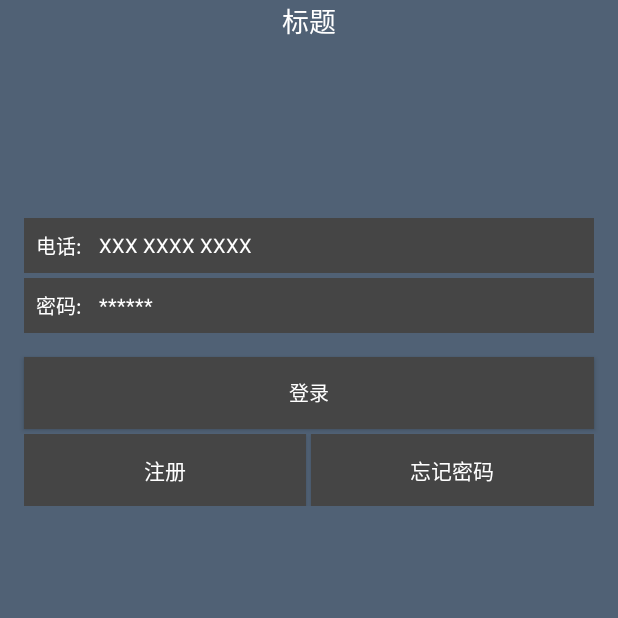
After one commit to wangcheng319/xiaobai, an Android app: the LoginActivity screen opened directly, with no data from a screen before it, on a phone screen of 412 x 824 dp, the top half of it. The commit adds this screen. Run offline under Robolectric (Android 15) with nearby library versions, the phone set to English and light mode, and no system bars.

Commit message:
新增登录界面

```diff
--- a/app/build.gradle
+++ b/app/build.gradle
@@ -29,9 +29,9 @@ dependencies {
     compile 'com.google.android.gms:play-services-appindexing:8.1.0'
     compile 'com.android.support:recyclerview-v7:23.2.0'
     compile 'com.squareup.okhttp:okhttp:2.4.0'
-    compile files('src/main/res/libs/gson-2.3.1.jar')
     compile files('src/main/libs/gson-2.3.1.jar')
     compile 'org.xutils:xutils:3.3.34'
     compile 'org.greenrobot:eventbus:3.0.0'
     compile project(':Pushlib')
+    compile 'com.qiniu:qiniu-android-sdk:7.2.+'
 }
--- a/app/src/main/java/com/xiaobai/activity/BaseActivity.java
+++ b/app/src/main/java/com/xiaobai/activity/BaseActivity.java
@@ -4,6 +4,8 @@ import android.app.Activity;
 import android.os.Bundle;
 import android.os.PersistableBundle;
 import android.support.v7.app.AppCompatActivity;
+
+import com.umeng.message.PushAgent;
 
 /**
  * Created by wangc on 2016/5/19.
@@ -13,6 +15,7 @@ public class BaseActivity extends AppCompatActivity {
     @Override
     public void onCreate(Bundle savedInstanceState, PersistableBundle persistentState) {
         super.onCreate(savedInstanceState, persistentState);
+
     }
 
 
--- /dev/null
+++ b/app/src/main/java/com/xiaobai/activity/LoginActivity.java
@@ -0,0 +1,15 @@
+package com.xiaobai.activity;
+
+import android.support.v7.app.AppCompatActivity;
+import android.os.Bundle;
+
+import com.xiaobai.application.R;
+
+public class LoginActivity extends AppCompatActivity {
+
+    @Override
+    protected void onCreate(Bundle savedInstanceState) {
+        super.onCreate(savedInstanceState);
+        setContentView(R.layout.activity_login);
+    }
+}
--- a/app/src/main/java/com/xiaobai/utils/StatusBarCompat.java
+++ b/app/src/main/java/com/xiaobai/utils/StatusBarCompat.java
@@ -15,7 +15,7 @@ import android.view.ViewGroup;
 public class StatusBarCompat {
 
     private static final int INVALID_VAL = -1;
-    private static final int COLOR_DEFAULT = Color.parseColor("#20000000");
+    private static final int COLOR_DEFAULT = Color.parseColor("#506175");
 
     @TargetApi(Build.VERSION_CODES.LOLLIPOP)
     public static void compat(Activity activity, int statusColor)
--- /dev/null
+++ b/app/src/main/res/layout/activity_login.xml
@@ -0,0 +1,126 @@
+<?xml version="1.0" encoding="utf-8"?>
+<LinearLayout xmlns:android="http://schemas.android.com/apk/res/android"
+    xmlns:tools="http://schemas.android.com/tools"
+    android:layout_width="match_parent"
+    android:layout_height="match_parent"
+    android:orientation="vertical"
+    android:background="@color/main"
+    tools:context="com.xiaobai.activity.LoginActivity">
+
+    <include
+        android:id="@+id/main_title"
+        layout="@layout/view_title" />
+
+    <LinearLayout
+        android:layout_width="match_parent"
+        android:layout_height="wrap_content"
+        android:layout_below="@+id/main_title"
+        android:layout_marginLeft="16dp"
+        android:layout_marginRight="16dp"
+        android:layout_marginTop="100dp"
+        android:background="@color/pull_view_text"
+        android:gravity="center_vertical"
+        android:orientation="horizontal">
+
+        <TextView
+            android:id="@+id/login_num_string"
+            android:layout_width="wrap_content"
+            android:layout_height="wrap_content"
+            android:layout_margin="8dp"
+            android:gravity="center_vertical"
+            android:text="@string/login_num"
+            android:textColor="@color/white"
+            android:textSize="13sp" />
+
+        <EditText
+            android:layout_width="match_parent"
+            android:layout_height="match_parent"
+            android:background="@null"
+            android:gravity="center_vertical"
+            android:hint="XXX XXXX XXXX"
+            android:inputType="number"
+            android:padding="3dp"
+            android:paddingLeft="5dp"
+            android:singleLine="true"
+            android:textColor="@color/white"
+            android:textColorHint="@color/white"
+            android:textSize="13sp" />
+    </LinearLayout>
+
+    <LinearLayout
+        android:layout_width="match_parent"
+        android:layout_height="wrap_content"
+        android:layout_below="@+id/main_title"
+        android:layout_marginLeft="16dp"
+        android:layout_marginRight="16dp"
+        android:layout_marginTop="3dp"
+        android:background="@color/pull_view_text"
+        android:gravity="center_vertical"
+        android:orientation="horizontal">
+
+        <TextView
+            android:layout_width="wrap_content"
+            android:layout_height="wrap_content"
+            android:layout_margin="8dp"
+            android:gravity="center_vertical"
+            android:text="@string/login_passwd"
+            android:textColor="@color/white"
+            android:textSize="13sp" />
+
+        <EditText
+            android:id="@+id/login_num"
+            android:layout_width="match_parent"
+            android:layout_height="match_parent"
+            android:background="@null"
+            android:gravity="center_vertical"
+            android:hint="******"
+            android:inputType="number"
+            android:padding="3dp"
+            android:paddingLeft="5dp"
+            android:singleLine="true"
+            android:textColor="@color/white"
+            android:textColorHint="@color/white"
+            android:textSize="13sp" />
+    </LinearLayout>
+
+    <Button
+        android:layout_width="match_parent"
+        android:layout_height="wrap_content"
+        android:layout_marginLeft="16dp"
+        android:layout_marginRight="16dp"
+        android:layout_marginTop="16dp"
+        android:background="@color/pull_view_text"
+        android:text="@string/login"
+        android:textColor="@color/white"
+        android:textSize="13sp" />
+
+    <LinearLayout
+        android:layout_width="match_parent"
+        android:layout_height="wrap_content"
+        android:layout_marginLeft="16dp"
+        android:layout_marginRight="16dp"
+        android:layout_marginTop="3dp"
+        android:orientation="horizontal">
+
+        <Button
+            android:layout_width="0dp"
+            android:layout_height="wrap_content"
+            android:layout_weight="1"
+            android:textColor="@color/white"
+            android:background="@color/pull_view_text"
+            android:text="@string/register"/>
+
+        <Button
+            android:layout_width="0dp"
+            android:layout_height="wrap_content"
+            android:layout_weight="1"
+            android:textColor="@color/white"
+            android:layout_marginLeft="3dp"
+            android:background="@color/pull_view_text"
+            android:text="@string/find_passwd"/>
+
+
+    </LinearLayout>
+
+
+</LinearLayout>
--- a/app/src/main/res/layout/view_title.xml
+++ b/app/src/main/res/layout/view_title.xml
@@ -4,7 +4,7 @@
     android:layout_height="45dp"
     android:paddingLeft="8dp"
     android:paddingRight="8dp"
-    android:background="@color/colorPrimaryDark">
+    android:background="@color/main">
 
     <ImageView
         android:layout_width="wrap_content"
--- a/app/src/main/res/values/colors.xml
+++ b/app/src/main/res/values/colors.xml
@@ -1,5 +1,6 @@
 <?xml version="1.0" encoding="utf-8"?>
 <resources>
+    <color name="main">#506175</color>
     <color name="colorPrimary">#3F51B5</color>
     <color name="colorPrimaryDark">#303F9F</color>
     <color name="colorAccent">#FF4081</color>
--- a/app/src/main/res/values/strings.xml
+++ b/app/src/main/res/values/strings.xml
@@ -14,4 +14,9 @@
     <string name="footer_hint_load_ready">松开加载更多</string>
 
     <string name="network">请检查网络设置</string>
+    <string name="login_num">电话:</string>
+    <string name="login_passwd">密码:</string>
+    <string name="login">登录</string>
+    <string name="register">注册</string>
+    <string name="find_passwd">忘记密码</string>
 </resources>
```
Also changed, not shown: app/src/main/AndroidManifest.xml (+15 -7 lines), app/src/main/java/com/xiaobai/activity/MainActivity.java (+31 -0 lines), app/src/main/java/com/xiaobai/activity/RegisterActivity.java (added, +15 -0 lines), app/src/main/java/com/xiaobai/app/App.java (+156 -2 lines), app/src/main/java/com/xiaobai/umeng/Helper.java (added, +27 -0 lines), app/src/main/java/com/xiaobai/umeng/MyPushIntentService.java (added, +79 -0 lines), app/src/main/java/com/xiaobai/umeng/NotificationService.java (added, +36 -0 lines), app/src/main/res/layout/activity_register.xml (added, +12 -0 lines), 3 other files.
